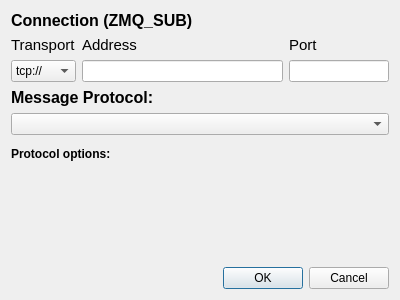
The window that plugins/DataStreamCereal/datastream_cereal.ui (commaai/PlotJuggler) describes before a commit, drawn with Qt 5.
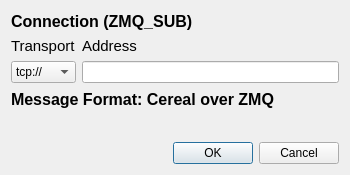
The same window after the commit.

Patch:
```diff
--- a/plugins/DataStreamCereal/datastream_cereal.ui
+++ b/plugins/DataStreamCereal/datastream_cereal.ui
@@ -6,8 +6,8 @@
    <rect>
     <x>0</x>
     <y>0</y>
-    <width>400</width>
-    <height>300</height>
+    <width>350</width>
+    <height>175</height>
    </rect>
   </property>
   <property name="windowTitle">
@@ -29,7 +29,7 @@
     </widget>
    </item>
    <item>
-    <layout class="QGridLayout" name="gridLayout" columnstretch="0,2,1">
+    <layout class="QGridLayout" name="gridLayout" columnstretch="0,1">
      <item row="0" column="0">
       <widget class="QLabel" name="label_2">
        <property name="font">
@@ -58,20 +58,7 @@
        </property>
       </widget>
      </item>
-     <item row="0" column="2">
-      <widget class="QLabel" name="label_4">
-       <property name="font">
-        <font>
-         <pointsize>11</pointsize>
-         <weight>50</weight>
-         <bold>false</bold>
-        </font>
-       </property>
-       <property name="text">
-        <string>Port</string>
-       </property>
-      </widget>
-     </item>
+
      <item row="1" column="0">
       <widget class="QComboBox" name="comboBox">
        <item>
@@ -94,9 +81,6 @@
      <item row="1" column="1">
       <widget class="QLineEdit" name="lineEditAddress"/>
      </item>
-     <item row="1" column="2">
-      <widget class="QLineEdit" name="lineEditPort"/>
-     </item>
     </layout>
    </item>
    <item>
@@ -109,13 +93,10 @@
       </font>
      </property>
      <property name="text">
-      <string>Message Protocol:</string>
+      <string>Message Format: Cereal over ZMQ</string>
      </property>
     </widget>
    </item>
-   <item>
-    <widget class="QComboBox" name="comboBoxProtocol"/>
-   </item>
    <item>
     <widget class="QWidget" name="boxOptions" native="true">
      <layout class="QVBoxLayout" name="layoutOptions">
@@ -131,35 +112,9 @@
       <property name="bottomMargin">
        <number>6</number>
       </property>
-      <item>
-       <widget class="QLabel" name="label_5">
-        <property name="font">
-         <font>
-          <weight>75</weight>
-          <bold>true</bold>
-         </font>
-        </property>
-        <property name="text">
-         <string>Protocol options:</string>
-        </property>
-       </widget>
-      </item>
      </layout>
     </widget>
    </item>
-   <item>
-    <spacer name="verticalSpacer">
-     <property name="orientation">
-      <enum>Qt::Vertical</enum>
-     </property>
-     <property name="sizeHint" stdset="0">
-      <size>
-       <width>20</width>
-       <height>76</height>
-      </size>
-     </property>
-    </spacer>
-   </item>
    <item>
     <widget class="QDialogButtonBox" name="buttonBox">
      <property name="orientation">
```
